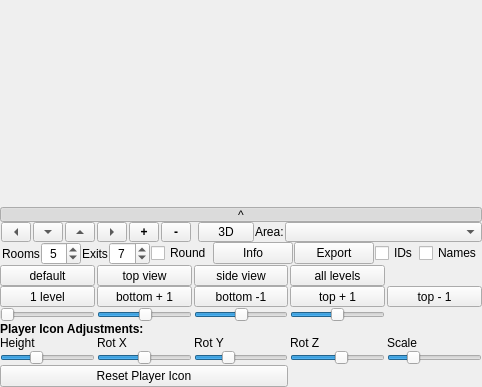
Mudlet/Mudlet, file src/ui/mapper.ui: the form before one commit.
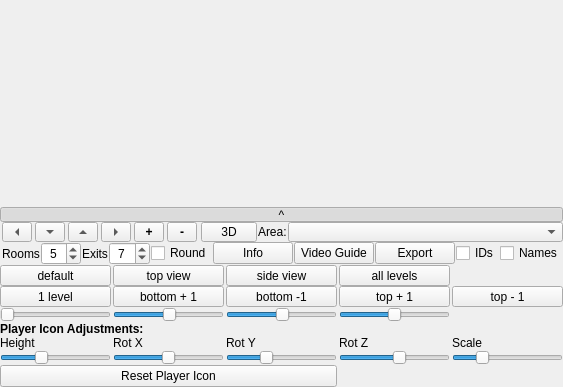
The form after the commit. Custom widgets are drawn as their Qt base class.

Commit message: add video walkthrough on how to set it up

The edit to the form file:
```diff
--- a/src/ui/mapper.ui
+++ b/src/ui/mapper.ui
@@ -567,6 +567,13 @@
            </property>
           </widget>
          </item>
+         <item>
+          <widget class="QPushButton" name="pushButton_videoGuide">
+           <property name="text">
+            <string>Video Guide</string>
+           </property>
+          </widget>
+         </item>
          <item>
           <widget class="QPushButton" name="pushButton_exportArea">
            <property name="text">
```
The commit also changes 2 other files.
